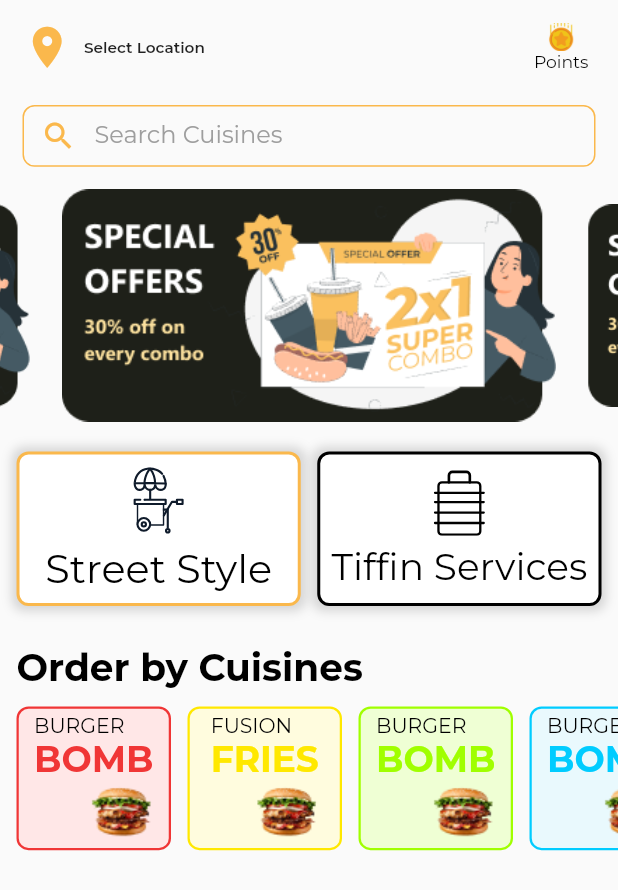
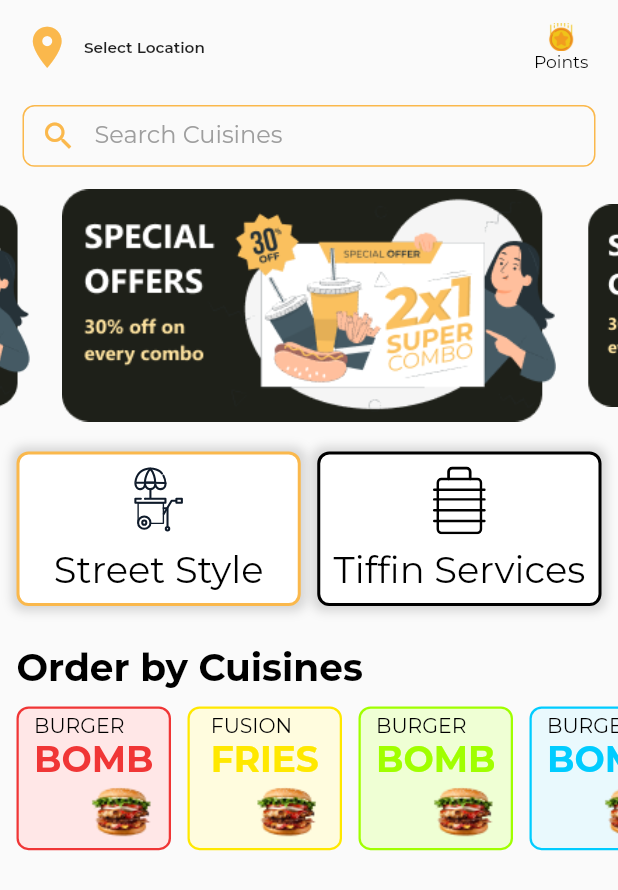
Before and after one commit to Foodistaan2021/Foodistaan-Main, a Flutter app: the HomeScreen screen opened directly, on a phone screen of 412 x 824 dp. Shown: the top 890 px of the screen. Run offline on Flutter 3.47's test engine with Material 2 defaults, Android fonts, the phone set to English and light mode, and no system bars; drawn by our look-alikes of carousel_slider; our stand-ins replace cloud_firestore, firebase_auth, firebase_core, flutter_rating_bar, flutter_spinkit, flutter_svg and 13 more; missing offline and left inert: dart:ffi, qr_code_scanner, razorpay_flutter; accounts and stored records are empty; project files that could hold a hidden picture were left out.

Commit message:
some ui fixes

```diff
--- a/lib/MainScreenFolder/CategoryTile.dart
+++ b/lib/MainScreenFolder/CategoryTile.dart
@@ -43,7 +43,7 @@ class FoodCategories extends StatelessWidget {
             children: [
               SvgPicture.asset(
                 ImagePath,
-                height: MediaQuery.of(context).size.height * 0.03,
+                height: MediaQuery.of(context).size.height * 0.018,
               ),
               SizedBox(
                 height: 2.5,
@@ -51,7 +51,7 @@ class FoodCategories extends StatelessWidget {
               Text(
                 Caption,
                 style: TextStyle(
-                  color: Colors.black,
+                  color: Colors.black, fontSize: 8,
                   // color: Color(0xFF1E2019),
                 ),
               ),
```
Also changed, not shown: lib/cart_screens/login_pay_cart_screen_main.dart (+7 -3 lines).
